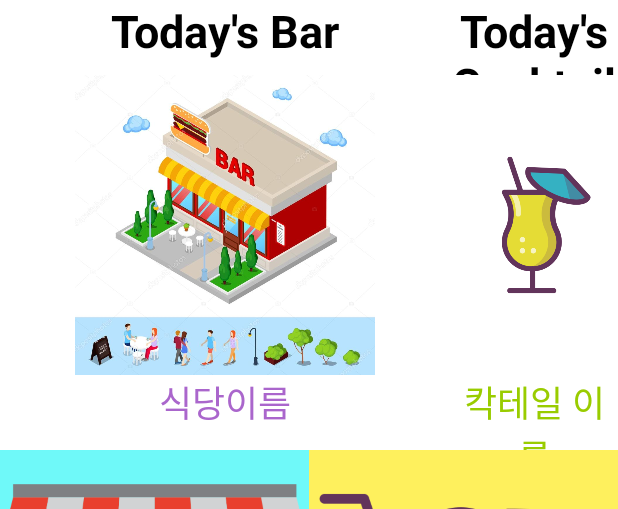
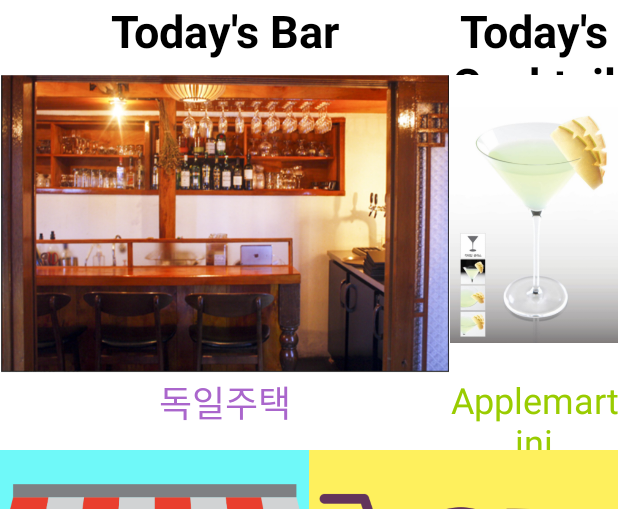
Before and after one commit to harim4422/Cocktail_ver1, an Android app: the screen it shows after launch (MainActivity), on a phone screen of 412 x 824 dp, the part 128-637 px from its top. Run offline under Robolectric (Android 15) with nearby library versions, the phone set to English and light mode, and no system bars.

Commit message:
7월 30일 마무리// 하림,하진

```diff
--- a/app/src/main/java/and/harim/com/cocktail/MainActivity.java
+++ b/app/src/main/java/and/harim/com/cocktail/MainActivity.java
@@ -7,8 +7,14 @@ import android.support.v7.app.AlertDialog;
 import android.support.v7.app.AppCompatActivity;
 import android.os.Bundle;
 import android.view.View;
+import android.widget.ImageView;
+import android.widget.TextView;
 
 public class MainActivity extends AppCompatActivity {
+    ImageView today_bar_image;
+    ImageView today_cocktail_image;
+    TextView today_bar_tv;
+    TextView today_cocktail_tv;
 
     @Override
     protected void onCreate(Bundle savedInstanceState) {
@@ -16,6 +22,20 @@ public class MainActivity extends AppCompatActivity {
         setContentView(R.layout.activity_main);
         Intent load = new Intent(this,LoadingActivity.class);
         startActivity(load);
+
+        today_bar_image = (ImageView)findViewById(R.id.today_bar_image);
+        today_cocktail_image = (ImageView)findViewById(R.id.today_cocktail_image);
+        today_bar_tv =(TextView)findViewById(R.id.today_bar_tv);
+        today_cocktail_tv =(TextView)findViewById(R.id.today_cocktail_tv);
+
+        today_bar_image.setImageResource(R.drawable.dockiljuteak);
+        today_cocktail_image.setImageResource(R.drawable.applemartini);
+        today_bar_tv.setText("독일주택");
+        today_cocktail_tv.setText("Applemartini");
+        /*today_bar_image.setOnClickListener();*/
+
+
+
     } //메인 실행시 메소드
 
     public void clcik_menu(View view) {
```
Also changed, not shown: app/build.gradle (+4 -4 lines), app/src/main/AndroidManifest.xml (+4 -4 lines), app/src/main/java/and/harim/com/cocktail/HelpActivity.java (+11 -0 lines), app/src/main/java/and/harim/com/cocktail/MadeBy.java (added, +13 -0 lines), app/src/main/res/layout/activity_made_by.xml (added, +9 -0 lines).
